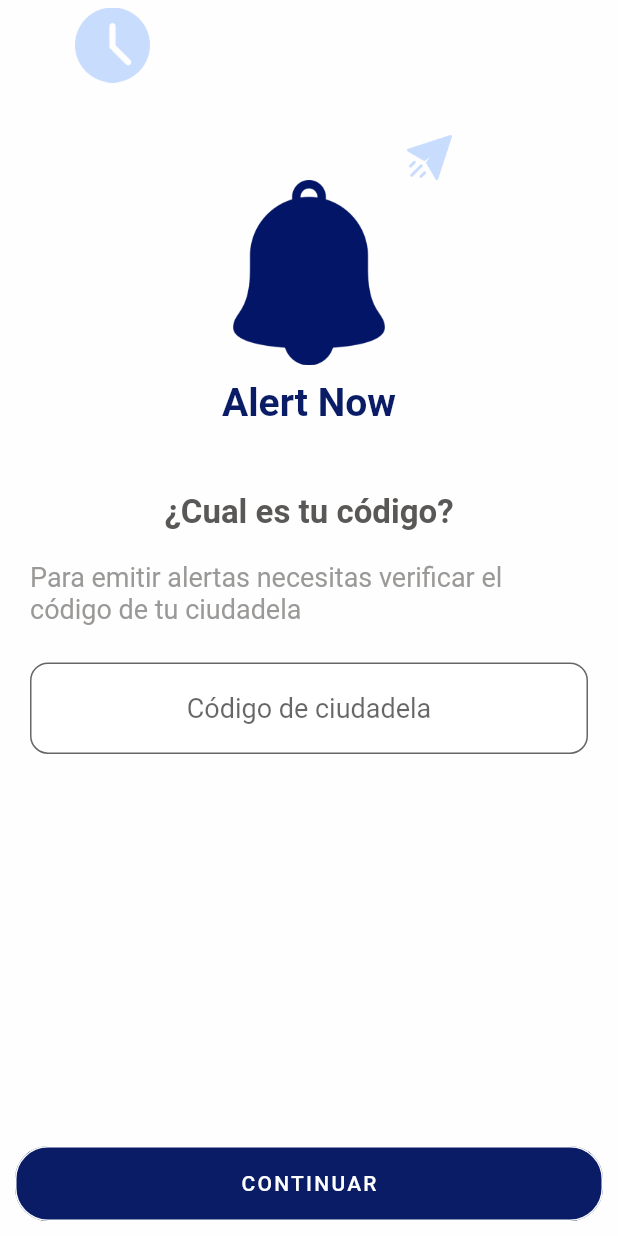
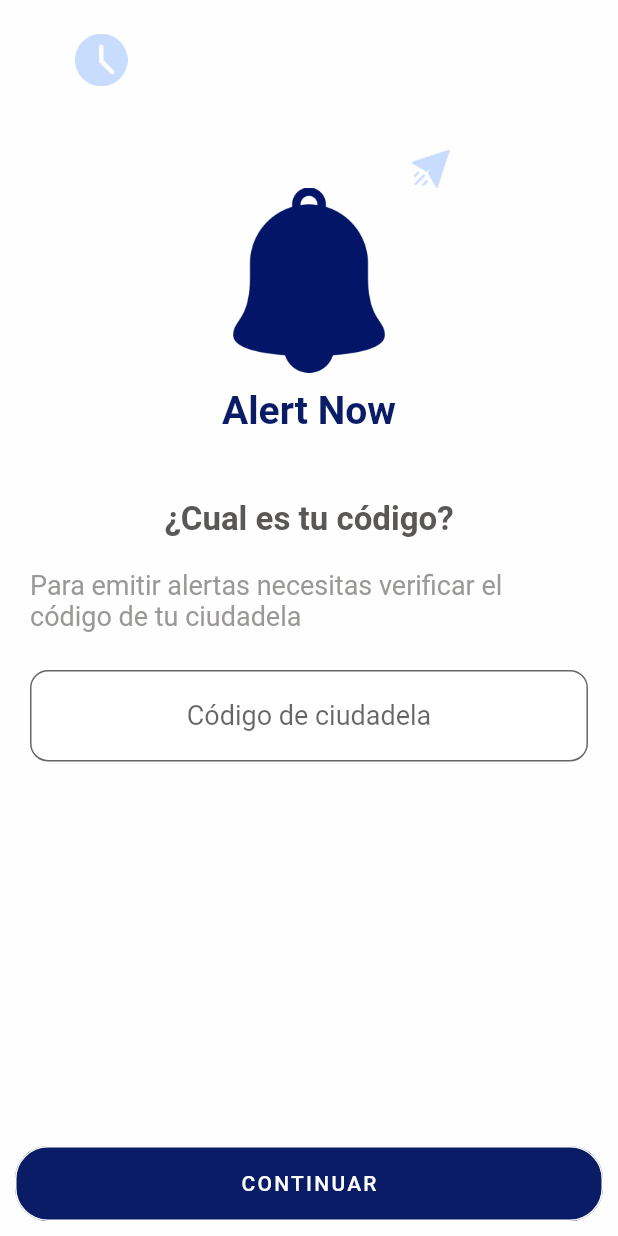
Before and after one commit to jkdlgit/residente, a Flutter app: the Register1 screen opened directly, on a phone screen of 412 x 824 dp. Run offline on Flutter 3.47's test engine with Material 2 defaults, Android fonts, the phone set to English and light mode, and no system bars; our stand-ins replace cloud_firestore, data_connection_checker, flushbar, percent_indicator, progress_dialog, rflutter_alert and 1 more; accounts and stored records are empty.

Commit message:
Se agrego un poco de espacio entre la barra de titulo y la imagen del reloj segun Issue #4

```diff
--- a/lib/screens/register1.dart
+++ b/lib/screens/register1.dart
@@ -48,6 +48,9 @@ class _Register1State extends State<Register1> {
           child: SingleChildScrollView(
             child: Column(
               children: <Widget>[
+                 SizedBox(
+                  height: 10.0,
+                ),
                 Row(
                   mainAxisAlignment: MainAxisAlignment.start,
                   children: <Widget>[
@@ -61,7 +64,7 @@ class _Register1State extends State<Register1> {
                       ),
                     ),
                     Container(
-                      height: 50.0,
+                      height: 35.0,
                       child:
                           Image(image: AssetImage("assets/images/reloj.png")),
                     )
@@ -83,7 +86,7 @@ class _Register1State extends State<Register1> {
                       ),
                     ),
                     Container(
-                      height: 30.0,
+                      height: 25.0,
                       child:
                           Image(image: AssetImage("assets/images/directo.png")),
                     )
```
